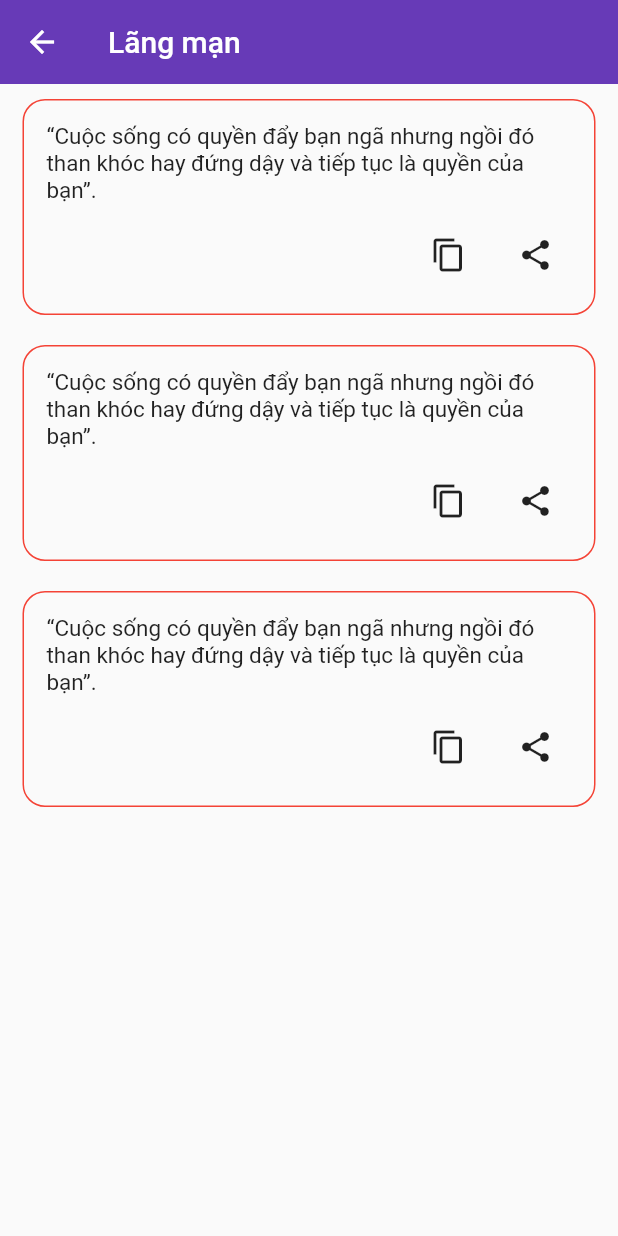
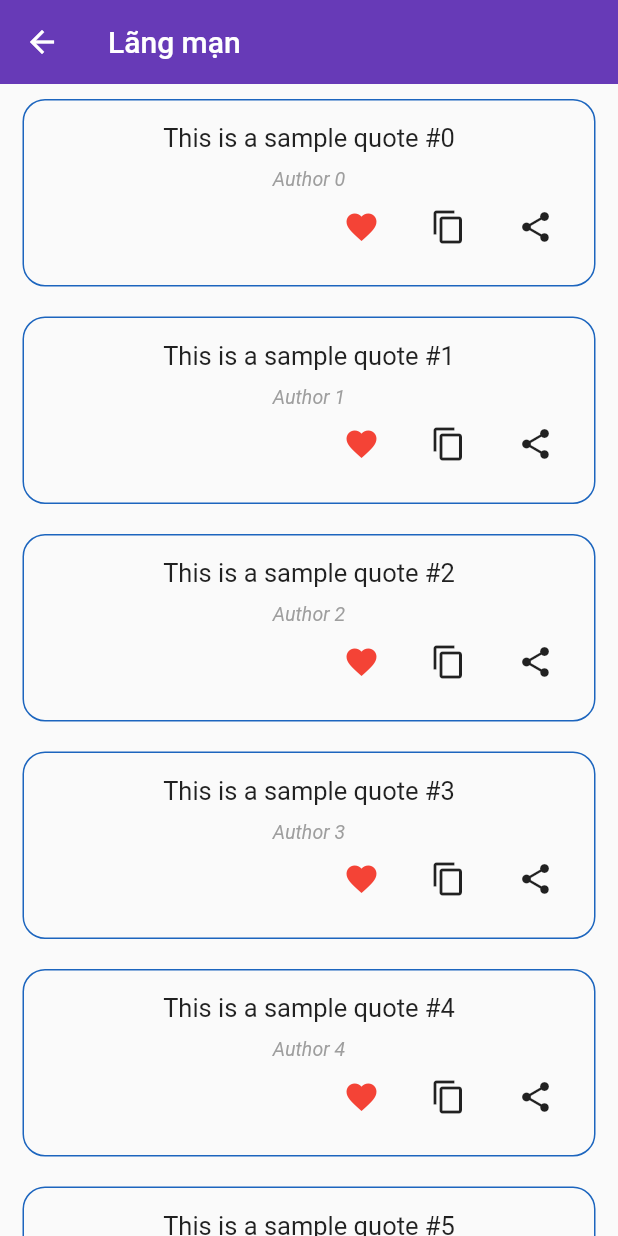
Before and after one commit to TranDangKhoaID/romance_quotes, a Flutter app: the screen it shows after launch, after a tap on "Lãng Mạn", on a phone screen of 412 x 824 dp. Run offline on Flutter 3.47's test engine with Material 2 defaults, Android fonts, the light colour scheme and no system bars; our stand-ins replace gap, get, shared_preferences; network calls fail.

Commit message:
update model

```diff
--- /dev/null
+++ b/lib/app/manager/color_manager.dart
@@ -0,0 +1,13 @@
+import 'dart:math';
+
+import 'package:flutter/material.dart';
+
+Color generateRandomColor() {
+  Random random = Random();
+  return Color.fromRGBO(
+    random.nextInt(256),
+    random.nextInt(256),
+    random.nextInt(256),
+    1.0,
+  );
+}
--- /dev/null
+++ b/lib/data/fake_data/quotes_data.dart
@@ -0,0 +1,15 @@
+import 'package:romance_quotes/domain/model/quotes.dart';
+
+class QuotesData {
+  static List<Quotes> quotesList() {
+    return List.generate(
+      10,
+      (index) => Quotes(
+        id: 'quote_$index',
+        categoryID: 'category_$index',
+        content: 'This is a sample quote #$index',
+        author: 'Author $index',
+      ),
+    );
+  }
+}
--- /dev/null
+++ b/lib/domain/model/category.dart
@@ -0,0 +1,22 @@
+import 'package:json_annotation/json_annotation.dart';
+
+part 'category.g.dart';
+
+@JsonSerializable()
+class Category {
+  final String id;
+  final String title;
+  final String subtitle;
+  final String? urlImage;
+
+  Category({
+    required this.id,
+    required this.title,
+    required this.subtitle,
+    required this.urlImage,
+  });
+
+  factory Category.fromJson(Map<String, dynamic> json) =>
+      _$CategoryFromJson(json);
+  Map<String, dynamic> toJson() => _$CategoryToJson(this);
+}
--- /dev/null
+++ b/lib/domain/model/quotes.dart
@@ -0,0 +1,21 @@
+import 'package:json_annotation/json_annotation.dart';
+
+part 'quotes.g.dart';
+
+@JsonSerializable()
+class Quotes {
+  final String id;
+  final String categoryID;
+  final String content;
+  final String? author;
+
+  Quotes({
+    required this.id,
+    required this.categoryID,
+    required this.content,
+    required this.author,
+  });
+
+  factory Quotes.fromJson(Map<String, dynamic> json) => _$QuotesFromJson(json);
+  Map<String, dynamic> toJson() => _$QuotesToJson(this);
+}
--- a/lib/presentation/home_page/component/title_app_bar.dart
+++ b/lib/presentation/home_page/component/title_app_bar.dart
@@ -2,8 +2,12 @@ import 'package:flutter/material.dart';
 import 'package:gap/gap.dart';
 
 class TitleAppBar extends StatelessWidget {
+  final void Function()? onFavorites;
+  final void Function()? onSetting;
   const TitleAppBar({
     super.key,
+    required this.onFavorites,
+    required this.onSetting,
   });
 
   @override
@@ -11,7 +15,7 @@ class TitleAppBar extends StatelessWidget {
     return Row(
       mainAxisAlignment: MainAxisAlignment.spaceBetween,
       children: [
-        Row(
+        const Row(
           children: [
             CircleAvatar(
               backgroundColor: Colors.red,
@@ -33,19 +37,15 @@ class TitleAppBar extends StatelessWidget {
         Row(
           children: [
             IconButton(
-              onPressed: () {
-                print('Yêu thích');
-              },
-              icon: Icon(
+              onPressed: onFavorites,
+              icon: const Icon(
                 Icons.favorite,
                 color: Colors.red,
               ),
             ),
             IconButton(
-              onPressed: () {
-                print('Setting');
-              },
-              icon: Icon(
+              onPressed: onSetting,
+              icon: const Icon(
                 Icons.settings,
                 color: Colors.grey,
               ),
--- a/lib/presentation/quotes/component/quotes_item.dart
+++ b/lib/presentation/quotes/component/quotes_item.dart
@@ -1,10 +1,19 @@
 import 'package:flutter/material.dart';
-import 'package:flutter/services.dart';
 import 'package:gap/gap.dart';
+import 'package:romance_quotes/app/manager/color_manager.dart';
+import 'package:romance_quotes/domain/model/quotes.dart';
 
 class QuotesItem extends StatelessWidget {
+  final Quotes quotes;
+  final void Function()? onFavorite;
+  final void Function()? onCopy;
+  final void Function()? onShare;
   const QuotesItem({
     super.key,
+    required this.quotes,
+    required this.onFavorite,
+    required this.onCopy,
+    required this.onShare,
   });
 
   @override
@@ -15,32 +24,51 @@ class QuotesItem extends StatelessWidget {
       decoration: BoxDecoration(
         borderRadius: BorderRadius.circular(15),
         border: Border.all(
-          color: Colors.red,
+          color: generateRandomColor(),
         ),
       ),
       child: Column(
         children: [
           Container(
             child: Text(
-              '“Cuộc sống có quyền đẩy bạn ngã nhưng ngồi đó than khóc hay đứng dậy và tiếp tục là quyền của bạn”.',
+              quotes.content,
               softWrap: true,
               style: TextStyle(
-                fontSize: 15,
+                fontSize: 17,
               ),
             ),
           ),
           Gap(10),
           Container(
+            alignment: Alignment.center,
+            child: Text(
+              quotes.author ?? '',
+              style: TextStyle(
+                color: Colors.grey,
+                fontStyle: FontStyle.italic,
+                fontSize: 13,
+              ),
+            ),
+          ),
+          Container(
             child: Row(
               mainAxisAlignment: MainAxisAlignment.end,
               children: [
                 IconButton(
-                  onPressed: () {},
+                  onPressed: onFavorite,
+                  icon: Icon(
+                    Icons.favorite,
+                    color: Colors.red,
+                  ),
+                ),
+                Gap(10),
+                IconButton(
+                  onPressed: onCopy,
                   icon: Icon(Icons.copy),
                 ),
                 Gap(10),
                 IconButton(
-                  onPressed: () {},
+                  onPressed: onShare,
                   icon: Icon(Icons.share),
                 ),
               ],
--- a/lib/presentation/quotes/quotes_page.dart
+++ b/lib/presentation/quotes/quotes_page.dart
@@ -1,4 +1,5 @@
 import 'package:flutter/material.dart';
+import 'package:romance_quotes/data/fake_data/quotes_data.dart';
 import 'package:romance_quotes/presentation/quotes/component/quotes_item.dart';
 
 class QuotesPage extends StatelessWidget {
@@ -12,12 +13,16 @@ class QuotesPage extends StatelessWidget {
         elevation: 0,
         title: Text('Lãng mạn'),
       ),
-      body: Column(
-        children: [
-          QuotesItem(),
-          QuotesItem(),
-          QuotesItem(),
-        ],
+      body: ListView.builder(
+        itemCount: QuotesData.quotesList().length,
+        itemBuilder: (context, index) {
+          return QuotesItem(
+            quotes: QuotesData.quotesList()[index],
+            onFavorite: () {},
+            onCopy: () {},
+            onShare: () {},
+          );
+        },
       ),
     );
   }
--- a/pubspec.yaml
+++ b/pubspec.yaml
@@ -37,6 +37,8 @@ dependencies:
   cupertino_icons: ^1.0.2
   gap: ^3.0.1
   get: ^4.6.5
+  json_annotation: ^4.8.1
+  shared_preferences: ^2.2.2
 
 dev_dependencies:
   flutter_test:
@@ -48,6 +50,8 @@ dev_dependencies:
   # package. See that file for information about deactivating specific lint
   # rules and activating additional ones.
   flutter_lints: ^2.0.0
+  build_runner: ^2.4.7
+  json_serializable: ^6.7.1
 
 # For information on the generic Dart part of this file, see the
 # following page: https://dart.dev/tools/pub/pubspec
```
Also changed, not shown: lib/app/storage/app_shared.dart (added, +47 -0 lines), lib/presentation/favorite/favorite_page.dart (added, +22 -0 lines), lib/presentation/home_page/home_page.dart (+7 -1 lines), lib/domain/model/category.g.dart (added), lib/domain/model/quotes.g.dart (added), pubspec.lock, 1 other file.
